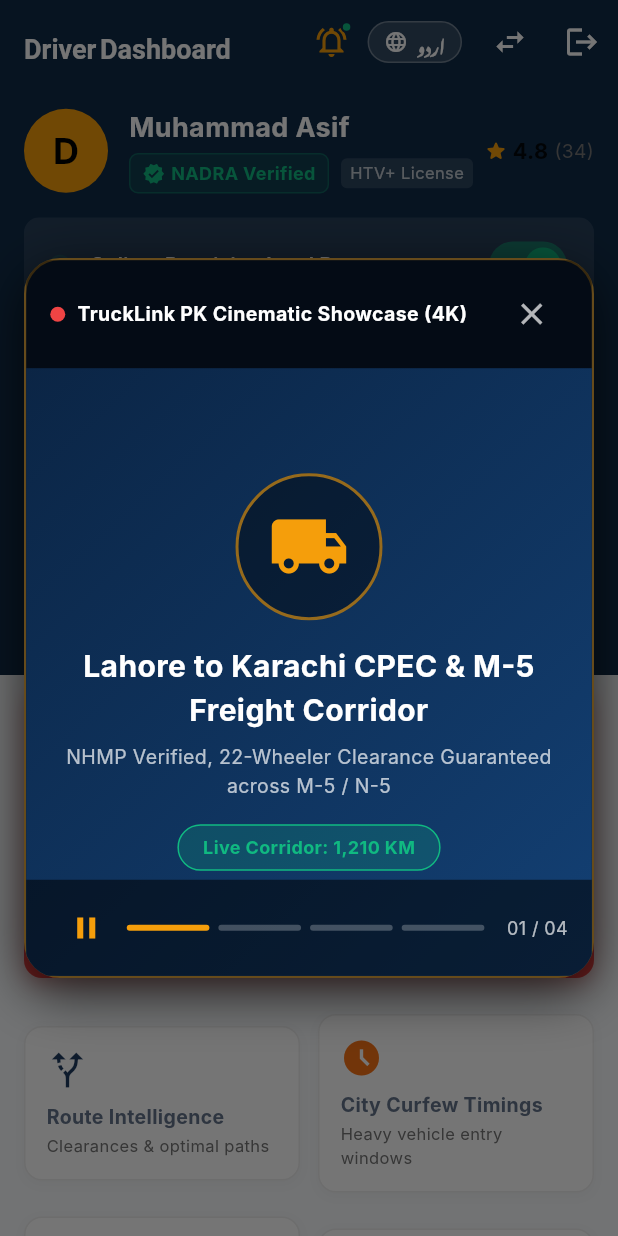
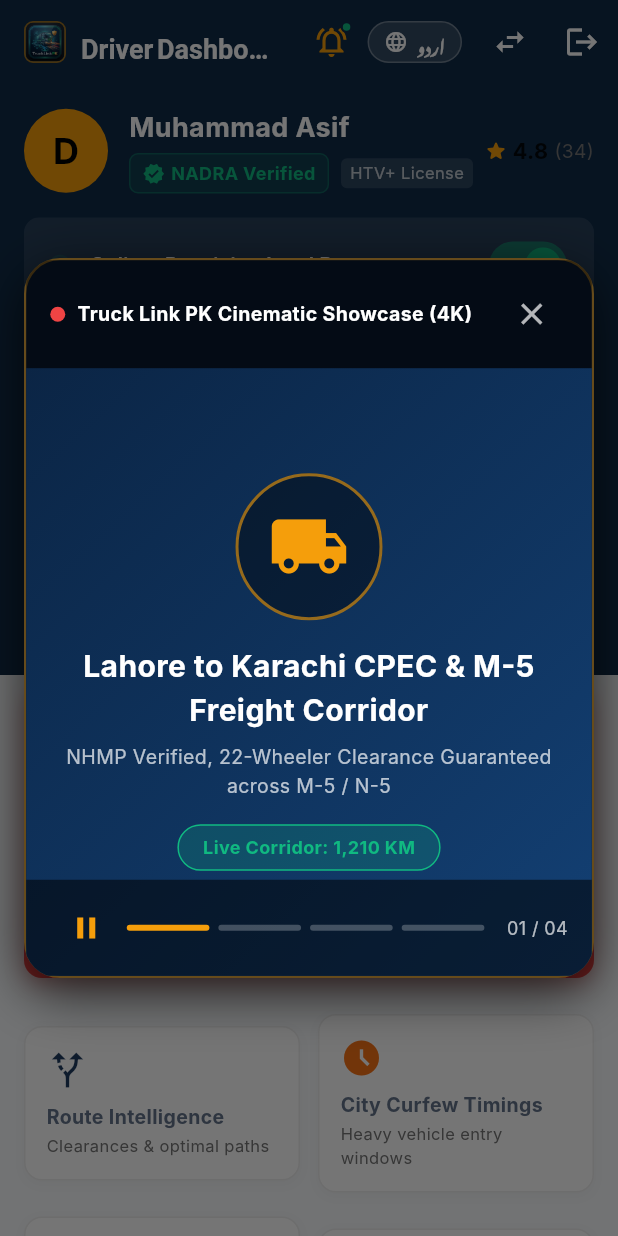
Before and after one commit to Omaish21/Truckerweb, a Flutter app: the screen it shows after launch, after a tap on "Platform Video", on a phone screen of 412 x 824 dp. Run offline on Flutter 3.47's test engine with Material 3 defaults, Android fonts, the phone set to English and light mode, and no system bars; our stand-ins replace cloud_firestore, firebase_auth, firebase_core, firebase_messaging, firebase_storage, go_router and 2 more; missing offline and left inert: dart:html, pointer_interceptor; accounts and stored records are empty; Roboto replaces fonts that are missing (Inter, Noto Nastaliq Urdu, Outfit).

Commit message:
feat: rebrand to Truck Link PK with unified app icon, cursor fixes, and anti-bot verification

```diff
--- a/lib/app.dart
+++ b/lib/app.dart
@@ -28,7 +28,7 @@ class _TruckLinkAppState extends State<TruckLinkApp> {
       WidgetsBinding.instance.addPostFrameCallback((_) {
         final title = lastMessage.notification?.title ??
             lastMessage.data['title'] ??
-            'TruckLink Alert';
+            'Truck Link Alert';
         final body =
             lastMessage.notification?.body ?? lastMessage.data['body'] ?? '';
 
@@ -40,7 +40,15 @@ class _TruckLinkAppState extends State<TruckLinkApp> {
             shape: RoundedRectangleBorder(borderRadius: BorderRadius.circular(12)),
             content: Row(
               children: [
-                const Icon(Icons.notifications_active, color: AppColors.accent),
+                ClipRRect(
+                  borderRadius: BorderRadius.circular(6),
+                  child: Image.asset(
+                    'assets/truck_link_icon_square.png',
+                    width: 24,
+                    height: 24,
+                    fit: BoxFit.cover,
+                  ),
+                ),
                 const SizedBox(width: 12),
                 Expanded(
                   child: Column(
@@ -71,7 +79,7 @@ class _TruckLinkAppState extends State<TruckLinkApp> {
 
     return MaterialApp.router(
       scaffoldMessengerKey: _scaffoldMessengerKey,
-      title: 'TruckLink PK',
+      title: 'Truck Link PK',
       debugShowCheckedModeBanner: false,
       theme: AppTheme.lightTheme,
       darkTheme: AppTheme.darkTheme,
--- /dev/null
+++ b/lib/core/widgets/app_logo.dart
@@ -0,0 +1,92 @@
+import 'package:flutter/material.dart';
+import '../theme/colors.dart';
+
+class AppLogo extends StatelessWidget {
+  final double size;
+  final double borderRadius;
+  final bool showGlow;
+
+  const AppLogo({
+    super.key,
+    this.size = 36,
+    this.borderRadius = 8,
+    this.showGlow = false,
+  });
+
+  @override
+  Widget build(BuildContext context) {
+    return Container(
+      width: size,
+      height: size,
+      decoration: BoxDecoration(
+        borderRadius: BorderRadius.circular(borderRadius),
+        border: Border.all(
+          color: AppColors.accent.withValues(alpha: 0.6),
+          width: 1.2,
+        ),
+        boxShadow: showGlow
+            ? [
+                BoxShadow(
+                  color: AppColors.accent.withValues(alpha: 0.35),
+                  blurRadius: 16,
+                  spreadRadius: 2,
+                ),
+              ]
+            : null,
+      ),
+      child: ClipRRect(
+        borderRadius: BorderRadius.circular(borderRadius - 1),
+        child: Image.asset(
+          'assets/truck_link_icon_square.png',
+          width: size,
+          height: size,
+          fit: BoxFit.cover,
+          errorBuilder: (ctx, err, stack) {
+            return Container(
+              color: AppColors.primary,
+              child: Icon(
+                Icons.local_shipping,
+                size: size * 0.6,
+                color: AppColors.accent,
+              ),
+            );
+          },
+        ),
+      ),
+    );
+  }
+}
+
+class AppLogoWithTitle extends StatelessWidget {
+  final double iconSize;
+  final TextStyle? titleStyle;
+  final bool isLight;
+
+  const AppLogoWithTitle({
+    super.key,
+    this.iconSize = 32,
+    this.titleStyle,
+    this.isLight = false,
+  });
+
+  @override
+  Widget build(BuildContext context) {
+    return Row(
+      mainAxisSize: MainAxisSize.min,
+      children: [
+        AppLogo(size: iconSize, borderRadius: 8),
+        const SizedBox(width: 10),
+        Text(
+          'Truck Link PK',
+          style: titleStyle ??
+              TextStyle(
+                fontSize: 18,
+                fontWeight: FontWeight.w900,
+                color: isLight ? Colors.white : AppColors.textPrimaryLight,
+                letterSpacing: 0.8,
+              ),
+        ),
+      ],
+    );
+  }
+}
--- a/lib/core/widgets/captcha_verification_widget.dart
+++ b/lib/core/widgets/captcha_verification_widget.dart
@@ -196,7 +196,7 @@ class _CaptchaVerificationWidgetState extends State<CaptchaVerificationWidget>
                         ),
                         const SizedBox(height: 2),
                         Text(
-                          isUrdu ? 'ٹرک لنک PK اینٹی بوٹ و سیکیورٹی فلٹر' : 'TruckLink PK Cloud Defense',
+                          isUrdu ? 'ٹرک لنک PK اینٹی بوٹ و سیکیورٹی فلٹر' : 'Truck Link PK Cloud Defense',
                           style: TextStyle(
                             color: Colors.white.withValues(alpha: 0.55),
                             fontSize: 10,
--- a/lib/core/widgets/logistics_video_dialog.dart
+++ b/lib/core/widgets/logistics_video_dialog.dart
@@ -116,7 +116,7 @@ class _LogisticsVideoDialogState extends State<LogisticsVideoDialog> {
                   ),
                   const SizedBox(width: 8),
                   Text(
-                    isUrdu ? 'ٹرک لنک لائیو ویڈیو ڈیمو (۴ کے)' : 'TruckLink PK Cinematic Showcase (4K)',
+                    isUrdu ? 'ٹرک لنک لائیو ویڈیو ڈیمو (۴ کے)' : 'Truck Link PK Cinematic Showcase (4K)',
                     style: const TextStyle(color: Colors.white, fontWeight: FontWeight.bold, fontSize: 13),
                   ),
                   const Spacer(),
--- a/lib/features/driver_profile/presentation/screens/driver_home_screen.dart
+++ b/lib/features/driver_profile/presentation/screens/driver_home_screen.dart
@@ -7,6 +7,7 @@ import '../../../../core/services/launcher/app_launcher.dart';
 import '../../../../core/services/picker/app_document_picker.dart';
 import '../../../../core/theme/colors.dart';
 import '../../../../core/utils/formatters.dart';
+import '../../../../core/widgets/app_logo.dart';
 import '../../../../core/widgets/language_toggle_button.dart';
 import '../../../../core/widgets/logistics_video_dialog.dart';
 import '../../../../core/widgets/notification_bell_button.dart';
@@ -95,7 +96,19 @@ class _DriverHomeScreenState extends State<DriverHomeScreen> {
 
     return Scaffold(
       appBar: AppBar(
-        title: Text(l10n.driverDashboardTitle),
+        title: Row(
+          mainAxisSize: MainAxisSize.min,
+          children: [
+            const AppLogo(size: 28, borderRadius: 6),
+            const SizedBox(width: 10),
+            Flexible(
+              child: Text(
+                l10n.driverDashboardTitle,
+                overflow: TextOverflow.ellipsis,
+              ),
+            ),
+          ],
+        ),
         actions: [
           if (context.auth.isAdmin)
             IconButton(
--- a/lib/features/loads/presentation/screens/loads_feed_screen.dart
+++ b/lib/features/loads/presentation/screens/loads_feed_screen.dart
@@ -9,6 +9,7 @@ import '../../../../core/services/launcher/app_launcher.dart';
 import '../../../../core/services/translation_service.dart';
 import '../../../../core/theme/colors.dart';
 import '../../../../core/utils/formatters.dart';
+import '../../../../core/widgets/app_logo.dart';
 import '../../../../core/widgets/language_toggle_button.dart';
 import '../../../../core/widgets/notification_bell_button.dart';
 import '../../../../core/widgets/truck_icon.dart';
@@ -79,8 +80,8 @@ class _LoadsFeedScreenState extends State<LoadsFeedScreen> {
 
   Future<void> _launchWhatsApp(String phone, LoadModel load, bool isUrdu) async {
     final message = isUrdu
-        ? 'السلام علیکم، میں TruckLink PK پر آپ کا لوڈ (${load.originCity} تا ${load.destinationCity} - ${load.weightTons} ٹن) دیکھ رہا ہوں۔ کیا یہ دستیاب ہے؟'
-        : 'Salam, I saw your load from ${load.originCity} to ${load.destinationCity} (${load.weightTons} tons) on TruckLink PK. Is it available?';
+        ? 'السلام علیکم، میں Truck Link PK پر آپ کا لوڈ (${load.originCity} تا ${load.destinationCity} - ${load.weightTons} ٹن) دیکھ رہا ہوں۔ کیا یہ دستیاب ہے؟'
+        : 'Salam, I saw your load from ${load.originCity} to ${load.destinationCity} (${load.weightTons} tons) on Truck Link PK. Is it available?';
     await AppLauncher.openWhatsApp(phone: phone, message: message);
   }
 
@@ -404,7 +405,19 @@ class _LoadsFeedScreenState extends State<LoadsFeedScreen> {
 
         return Scaffold(
       appBar: AppBar(
-        title: Text(l10n.availableLoadsTitle),
+        title: Row(
+          mainAxisSize: MainAxisSize.min,
+          children: [
+            const AppLogo(size: 28, borderRadius: 6),
+            const SizedBox(width: 10),
+            Flexible(
+              child: Text(
+                l10n.availableLoadsTitle,
+                overflow: TextOverflow.ellipsis,
+              ),
+            ),
+          ],
+        ),
         actions: [
           IconButton(
             icon: const Icon(Icons.share_outlined),
@@ -721,8 +734,8 @@ class _LoadsFeedScreenState extends State<LoadsFeedScreen> {
                                       textColor: AppColors.accent,
                                       onPressed: () {
                                         final msg = isUrdu
-                                            ? 'TruckLink PK پر یہ لوڈ دیکھیں:\n$loadDetails'
-                                            : 'Check this load on TruckLink PK:\n$loadDetails';
+                                            ? 'Truck Link PK پر یہ لوڈ دیکھیں:\n$loadDetails'
+                                            : 'Check this load on Truck Link PK:\n$loadDetails';
                                         AppLauncher.openWhatsApp(phone: '', message: msg);
                                       },
                                     ),
--- a/lib/features/route_intelligence/presentation/screens/route_planner_screen.dart
+++ b/lib/features/route_intelligence/presentation/screens/route_planner_screen.dart
@@ -14,6 +14,7 @@ import '../../../../core/services/google_maps_service.dart';
 import '../../../../core/services/launcher/app_launcher.dart';
 import '../../../../core/theme/colors.dart';
 import '../../../../core/utils/formatters.dart';
+import '../../../../core/widgets/app_logo.dart';
 import '../../../../core/widgets/language_toggle_button.dart';
 import '../../../../l10n/app_localizations.dart';
 import '../../domain/route_models.dart';
@@ -392,7 +393,19 @@ class _RoutePlannerScreenState extends State<RoutePlannerScreen>
 
     return Scaffold(
       appBar: AppBar(
-        title: Text(l10n.routePlannerTitle),
+        title: Row(
+          mainAxisSize: MainAxisSize.min,
+          children: [
+            const AppLogo(size: 28, borderRadius: 6),
+            const SizedBox(width: 10),
+            Flexible(
+              child: Text(
+                l10n.routePlannerTitle,
+                overflow: TextOverflow.ellipsis,
+              ),
+            ),
+          ],
+        ),
         actions: [
           IconButton(
             icon: const Icon(Icons.share_outlined),
@@ -414,8 +427,8 @@ class _RoutePlannerScreenState extends State<RoutePlannerScreen>
                     textColor: AppColors.accent,
                     onPressed: () {
                       final msg = isUrdu
-                          ? 'TruckLink PK پر روٹ دیکھیں ($_origin تا $_destination):\n$shareUrl'
-                          : 'Check this route on TruckLink PK ($_origin to $_destination):\n$shareUrl';
+                          ? 'Truck Link PK پر روٹ دیکھیں ($_origin تا $_destination):\n$shareUrl'
+                          : 'Check this route on Truck Link PK ($_origin to $_destination):\n$shareUrl';
                       AppLauncher.openWhatsApp(phone: '', message: msg);
                     },
                   ),
--- a/lib/l10n/app_en.arb
+++ b/lib/l10n/app_en.arb
@@ -1,6 +1,6 @@
 {
   "@@locale": "en",
-  "appTitle": "TruckLink PK",
+  "appTitle": "Truck Link PK",
   "appSubtitle": "Pakistan Truck Driver & Load Logistics Platform",
   "switchToTransporter": "Switch to Transporter Mode",
   "switchToDriver": "Switch to Driver Mode",
@@ -43,7 +43,7 @@
   "validCnicRequired": "Valid 13-digit CNIC required (e.g. 42101-1234567-1)",
   "cnicRequired": "CNIC number is required",
   "selectRoleTitle": "Select Role",
-  "selectRoleHeader": "How do you want to use TruckLink PK?",
+  "selectRoleHeader": "How do you want to use Truck Link PK?",
   "driverRole": "Driver (Job Seeker)",
   "driverRoleSubtitle": "Find high-paying loads & route alerts",
   "driverRoleDescription": "Find high-paying loads, live bridge clearance alerts, city curfews, and verified profile.",
--- a/lib/l10n/app_localizations.dart
+++ b/lib/l10n/app_localizations.dart
@@ -101,7 +101,7 @@ abstract class AppLocalizations {
   /// No description provided for @appTitle.
   ///
   /// In en, this message translates to:
-  /// **'TruckLink PK'**
+  /// **'Truck Link PK'**
   String get appTitle;
 
   /// No description provided for @appSubtitle.
@@ -275,7 +275,7 @@ abstract class AppLocalizations {
   /// No description provided for @selectRoleHeader.
   ///
   /// In en, this message translates to:
-  /// **'How do you want to use TruckLink PK?'**
+  /// **'How do you want to use Truck Link PK?'**
   String get selectRoleHeader;
 
   /// No description provided for @driverRole.
--- a/lib/l10n/app_localizations_en.dart
+++ b/lib/l10n/app_localizations_en.dart
@@ -10,7 +10,7 @@ class AppLocalizationsEn extends AppLocalizations {
   AppLocalizationsEn([String locale = 'en']) : super(locale);
 
   @override
-  String get appTitle => 'TruckLink PK';
+  String get appTitle => 'Truck Link PK';
 
   @override
   String get appSubtitle => 'Pakistan Truck Driver & Load Logistics Platform';
@@ -104,7 +104,7 @@ class AppLocalizationsEn extends AppLocalizations {
   String get selectRoleTitle => 'Select Role';
 
   @override
-  String get selectRoleHeader => 'How do you want to use TruckLink PK?';
+  String get selectRoleHeader => 'How do you want to use Truck Link PK?';
 
   @override
   String get driverRole => 'Driver (Job Seeker)';
--- a/lib/l10n/app_localizations_ur.dart
+++ b/lib/l10n/app_localizations_ur.dart
@@ -10,7 +10,7 @@ class AppLocalizationsUr extends AppLocalizations {
   AppLocalizationsUr([String locale = 'ur']) : super(locale);
 
   @override
-  String get appTitle => 'ٹرک لنک پاکستان';
+  String get appTitle => 'Truck Link PK (ٹرک لنک)';
 
   @override
   String get appSubtitle => 'پاکستان ٹرک ڈرائیور و لوڈ لاجسٹکس پلیٹ فارم';
--- a/lib/l10n/app_ur.arb
+++ b/lib/l10n/app_ur.arb
@@ -1,6 +1,6 @@
 {
   "@@locale": "ur",
-  "appTitle": "ٹرک لنک پاکستان",
+  "appTitle": "Truck Link PK (ٹرک لنک)",
   "appSubtitle": "پاکستان ٹرک ڈرائیور و لوڈ لاجسٹکس پلیٹ فارم",
   "switchToTransporter": "ٹرانسپورٹر موڈ میں تبدیل کریں",
   "switchToDriver": "ڈرائیور موڈ میں تبدیل کریں",
--- a/pubspec.yaml
+++ b/pubspec.yaml
@@ -1,5 +1,5 @@
 name: trucklink_pk
-description: "TruckLink PK - Pakistan Truck Driver & Load Logistics Platform"
+description: "Truck Link PK - Pakistan Truck Driver & Load Logistics Platform"
 publish_to: 'none'
 
 version: 1.0.0+1
@@ -43,3 +43,5 @@ dev_dependencies:
 flutter:
   uses-material-design: true
   generate: true
+  assets:
+    - assets/
```
Also changed, not shown: lib/features/admin/presentation/screens/admin_verification_screen.dart (+14 -1 lines), lib/features/auth/presentation/screens/login_screen.dart (+18 -19 lines), lib/features/auth/presentation/screens/role_selection_screen.dart (+9 -1 lines), lib/features/loads/presentation/screens/post_load_screen.dart (+14 -1 lines), lib/features/route_intelligence/presentation/screens/city_timing_screen.dart (+14 -1 lines), lib/features/route_intelligence/presentation/screens/report_condition_screen.dart (+14 -1 lines), assets/truck_link_icon_square.png (added), 9 other files.
